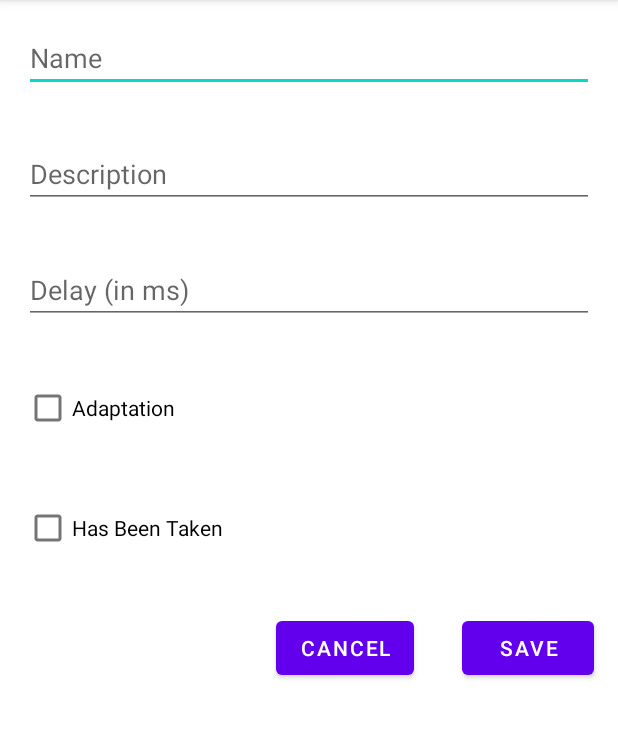
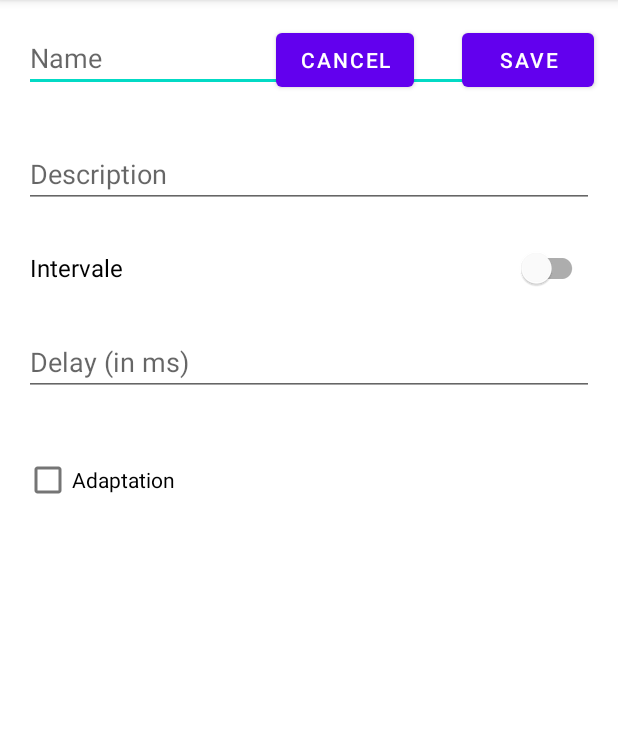
Before and after one commit to CBQCF/MediTime, an Android app: the EditMedicationActivity screen opened directly, with no data from a screen before it, on a phone screen of 412 x 824 dp, the part 84-822 px from its top. Run offline under Robolectric (Android 15) with nearby library versions, the light colour scheme and no system bars; 5 statements that could not run were skipped.

Commit message:
added switch to medication addition

```diff
--- a/app/src/main/res/layout/activity_edit_medication.xml
+++ b/app/src/main/res/layout/activity_edit_medication.xml
@@ -22,13 +22,24 @@
         android:layout_below="@id/editTextMedicationName"
         android:layout_margin="16dp"/>
 
+    <com.google.android.material.switchmaterial.SwitchMaterial
+        android:id="@+id/switchMedicationDelay"
+        android:layout_width="match_parent"
+        android:layout_height="wrap_content"
+        android:layout_below="@id/editTextMedicationDescription"
+        android:text="@string/delay_interval"
+        android:layout_marginLeft="20dp"
+        android:layout_marginRight="20dp"
+        android:textSize="16dp"
+        />
+
     <EditText
         android:id="@+id/editTextMedicationDelay"
         android:layout_width="match_parent"
         android:layout_height="wrap_content"
         android:hint="Delay (in ms)"
         android:inputType="number"
-        android:layout_below="@id/editTextMedicationDescription"
+        android:layout_below="@id/switchMedicationDelay"
         android:layout_margin="16dp"/>
 
     <CheckBox
@@ -37,14 +48,6 @@
         android:layout_height="wrap_content"
         android:text="Adaptation"
         android:layout_below="@id/editTextMedicationDelay"
-        android:layout_margin="16dp"/>
-
-    <CheckBox
-        android:id="@+id/checkBoxHasBeenTaken"
-        android:layout_width="match_parent"
-        android:layout_height="wrap_content"
-        android:text="Has Been Taken"
-        android:layout_below="@id/checkBoxAdaptation"
         android:layout_margin="16dp"/>
 
     <Button
--- a/app/src/main/res/values/strings.xml
+++ b/app/src/main/res/values/strings.xml
@@ -1,4 +1,5 @@
 <resources>
     <string name="app_name">MediTime</string>
     <string name="add">ADD</string>
+    <string name="delay_interval">Intervale</string>
 </resources>
```
Also changed, not shown: 1 other file.
